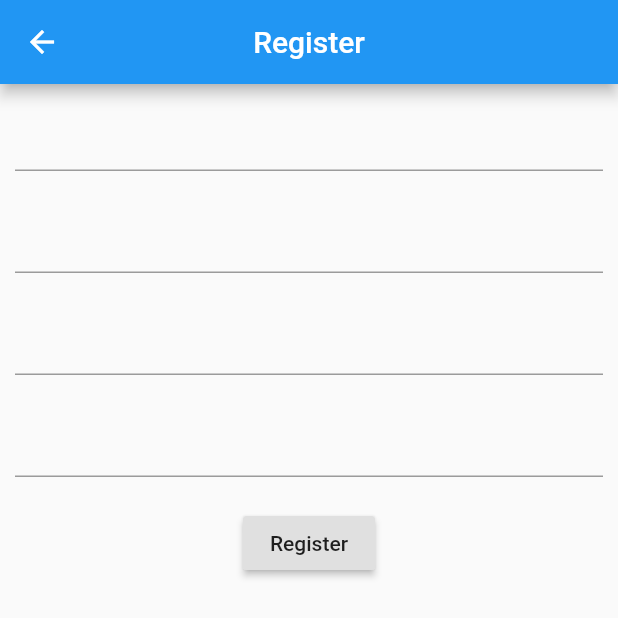
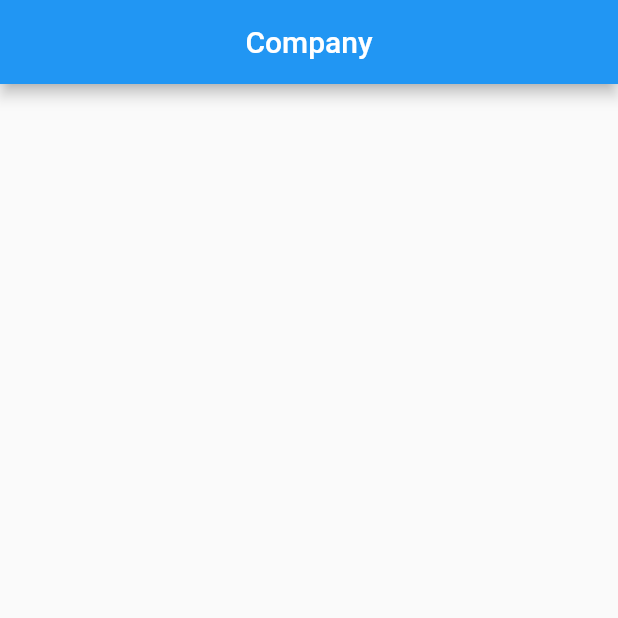
Before and after one commit to MichaelDark/course-work-dbuilder-web, a Flutter app: the RegisterPage screen opened directly, after a tap on "Register", on a phone screen of 412 x 824 dp, the top half of it. Run offline on Flutter 3.47's test engine with Material 2 defaults, Android fonts, the phone set to English and light mode, and no system bars; missing offline and left inert: flutter_web; accounts and stored records are empty.

Commit message:
Add base models

```diff
--- /dev/null
+++ b/lib/models/company.dart
@@ -0,0 +1,10 @@
+class Company {
+  int id;
+  String name;
+  String description;
+
+  int buildingCount;
+
+  String createdAt;
+  String updatedAt;
+}
--- /dev/null
+++ b/lib/pages/home_page.dart
@@ -0,0 +1,21 @@
+import 'package:flutter_web/material.dart';
+
+class HomePage extends StatefulWidget {
+  @override
+  State<StatefulWidget> createState() => _HomePageState();
+}
+
+class _HomePageState extends State<HomePage> {
+  @override
+  Widget build(BuildContext context) {
+    return Scaffold(
+      appBar: AppBar(
+        centerTitle: true,
+        title: Text('Company'),
+      ),
+      body: Center(
+        child: Container(),
+      ),
+    );
+  }
+}
--- a/lib/pages/register_page.dart
+++ b/lib/pages/register_page.dart
@@ -1,4 +1,6 @@
 import 'package:flutter_web/material.dart';
+
+import 'home_page.dart';
 
 class RegisterPage extends StatefulWidget {
   @override
@@ -12,6 +14,21 @@ class _RegisterPageState extends State<RegisterPage> {
       appBar: AppBar(
         centerTitle: true,
         title: Text('Register'),
+        leading: GestureDetector(
+          onTap: () => Navigator.of(context).pop(),
+          child: Center(
+            child: Padding(
+              padding: EdgeInsets.all(5),
+              child: Text(
+                'Back',
+                textAlign: TextAlign.center,
+                style: TextStyle(
+                  fontWeight: FontWeight.bold,
+                ),
+              ),
+            ),
+          ),
+        ),
       ),
       body: Center(
         child: SizedBox(
@@ -41,7 +58,10 @@ class _RegisterPageState extends State<RegisterPage> {
                     return RaisedButton(
                       child: Text('Register'),
                       onPressed: () {
-                        //TODO
+                        Navigator.of(context).pushAndRemoveUntil(
+                          MaterialPageRoute(builder: (_) => HomePage()),
+                          (_) => false,
+                        );
                       },
                     );
                   },
```
Also changed, not shown: lib/models/building.dart (added, +10 -0 lines), lib/models/building_task.dart (added, +14 -0 lines), lib/models/number_criteria.dart (added, +10 -0 lines), lib/models/number_value.dart (added, +11 -0 lines), lib/models/user.dart (added, +13 -0 lines), lib/pages/login_page.dart (+20 -1 lines), lib/pages/page.dart (+15 -0 lines).
